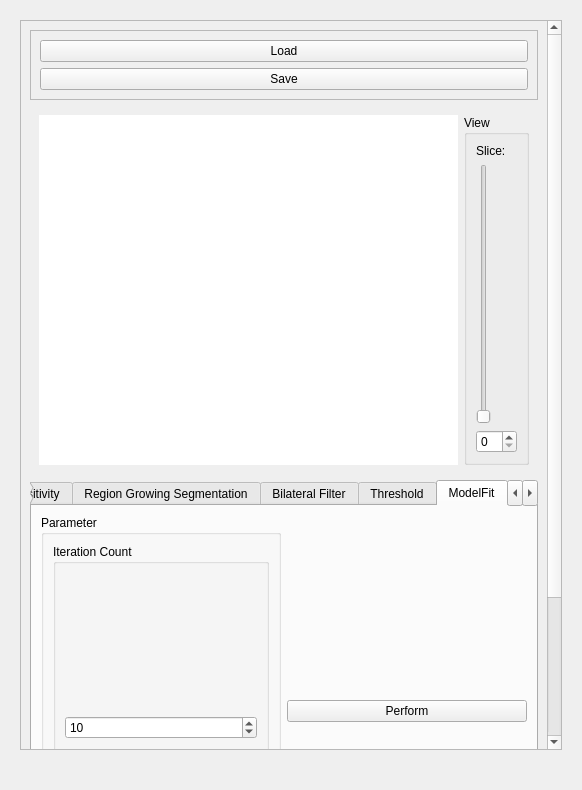
Old version of the form source/ImageWidget.ui in the repository josefkoller/ambient_image_processor.
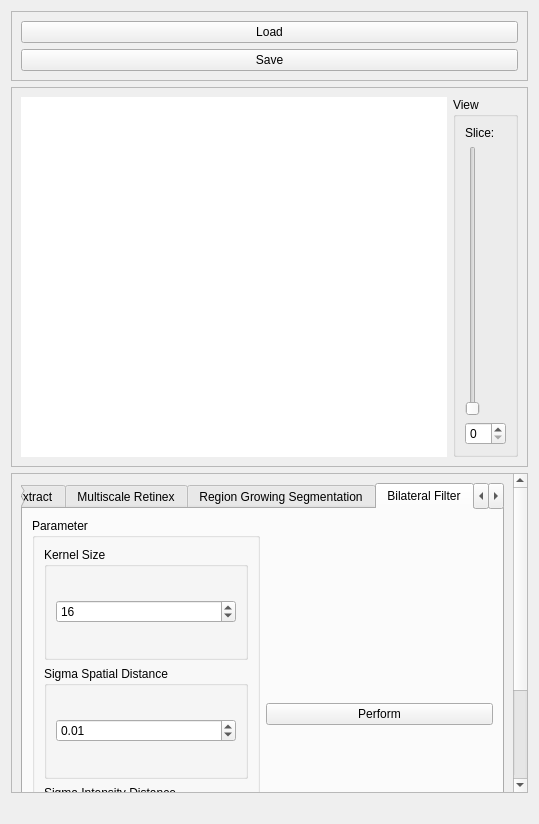
New version of the form. The open tabs and pages were chosen to show the change. Custom widgets are drawn as their Qt base class.

Commit message: remove circle model fit

```diff
--- a/source/ImageWidget.ui
+++ b/source/ImageWidget.ui
@@ -6,7 +6,7 @@
    <rect>
     <x>0</x>
     <y>0</y>
-    <width>582</width>
+    <width>539</width>
     <height>790</height>
    </rect>
   </property>
@@ -15,24 +15,6 @@
   </property>
   <layout class="QVBoxLayout" name="verticalLayout">
    <item>
-    <widget class="QWidget" name="widget" native="true">
-     <layout class="QHBoxLayout" name="horizontalLayout">
-      <item>
-       <widget class="QScrollArea" name="scrollArea">
-        <property name="widgetResizable">
-         <bool>true</bool>
-        </property>
-        <widget class="QWidget" name="scrollAreaWidgetContents">
-         <property name="geometry">
-          <rect>
-           <x>0</x>
-           <y>-137</y>
-           <width>530</width>
-           <height>942</height>
-          </rect>
-         </property>
-         <layout class="QVBoxLayout" name="verticalLayout_10">
-          <item>
            <widget class="QFrame" name="load_save_panel">
             <property name="enabled">
              <bool>true</bool>
@@ -62,12 +44,24 @@
            </widget>
           </item>
           <item>
-           <widget class="QWidget" name="widget_2" native="true">
-            <property name="sizePolicy">
-             <sizepolicy hsizetype="Expanding" vsizetype="Expanding">
-              <horstretch>0</horstretch>
-              <verstretch>0</verstretch>
-             </sizepolicy>
+    <widget class="QScrollArea" name="scrollAreaImage">
+     <property name="minimumSize">
+      <size>
+       <width>310</width>
+       <height>380</height>
+      </size>
+     </property>
+     <property name="widgetResizable">
+      <bool>true</bool>
+     </property>
+     <widget class="QWidget" name="scrollAreaWidgetContents_2">
+      <property name="geometry">
+       <rect>
+        <x>0</x>
+        <y>0</y>
+        <width>519</width>
+        <height>378</height>
+       </rect>
             </property>
             <layout class="QHBoxLayout" name="horizontalLayout_6">
              <item>
@@ -150,7 +144,29 @@
              </item>
             </layout>
            </widget>
-          </item>
+    </widget>
+   </item>
+   <item>
+    <widget class="QScrollArea" name="scrollAreaPanel">
+     <property name="minimumSize">
+      <size>
+       <width>0</width>
+       <height>320</height>
+      </size>
+     </property>
+     <property name="widgetResizable">
+      <bool>true</bool>
+     </property>
+     <widget class="QWidget" name="scrollAreaWidgetContents">
+      <property name="geometry">
+       <rect>
+        <x>0</x>
+        <y>0</y>
+        <width>505</width>
+        <height>486</height>
+       </rect>
+      </property>
+      <layout class="QVBoxLayout" name="verticalLayout_10">
           <item>
            <widget class="QTabWidget" name="operations_panel">
             <property name="sizePolicy">
@@ -839,7 +855,7 @@
             </widget>
             <widget class="QWidget" name="tab_4">
              <attribute name="title">
-              <string>Remove Sensor Sensitivity</string>
+           <string>Multiscale Retinex</string>
              </attribute>
              <layout class="QHBoxLayout" name="horizontalLayout_12">
               <item>
@@ -1036,48 +1052,6 @@
               </item>
              </layout>
             </widget>
-            <widget class="QWidget" name="tab_5">
-             <attribute name="title">
-              <string>ModelFit</string>
-             </attribute>
-             <layout class="QHBoxLayout" name="horizontalLayout_13">
-              <item>
-               <widget class="QGroupBox" name="groupBox_13">
-                <property name="title">
-                 <string>Parameter</string>
-                </property>
-                <layout class="QVBoxLayout" name="verticalLayout_17">
-                 <item>
-                  <widget class="QGroupBox" name="groupBox_14">
-                   <property name="title">
-                    <string>Iteration Count</string>
-                   </property>
-                   <layout class="QVBoxLayout" name="verticalLayout_18">
-                    <item>
-                     <widget class="QSpinBox" name="iterationCountSpinbox">
-                      <property name="maximum">
-                       <number>10000</number>
-                      </property>
-                      <property name="value">
-                       <number>10</number>
-                      </property>
-                     </widget>
-                    </item>
-                   </layout>
-                  </widget>
-                 </item>
-                </layout>
-               </widget>
-              </item>
-              <item>
-               <widget class="QPushButton" name="pushButton_2">
-                <property name="text">
-                 <string>Perform</string>
-                </property>
-               </widget>
-              </item>
-             </layout>
-            </widget>
             <widget class="QWidget" name="tab_6">
              <attribute name="title">
               <string>BSplineFit</string>
@@ -1184,9 +1158,6 @@
           </item>
          </layout>
         </widget>
-       </widget>
-      </item>
-     </layout>
     </widget>
    </item>
    <item>
```
Left out of the diff: 2 changed lines with no effect on the pictures. Lines whose indentation alone changed are shown as unchanged. The commit also changes 14 other files.
